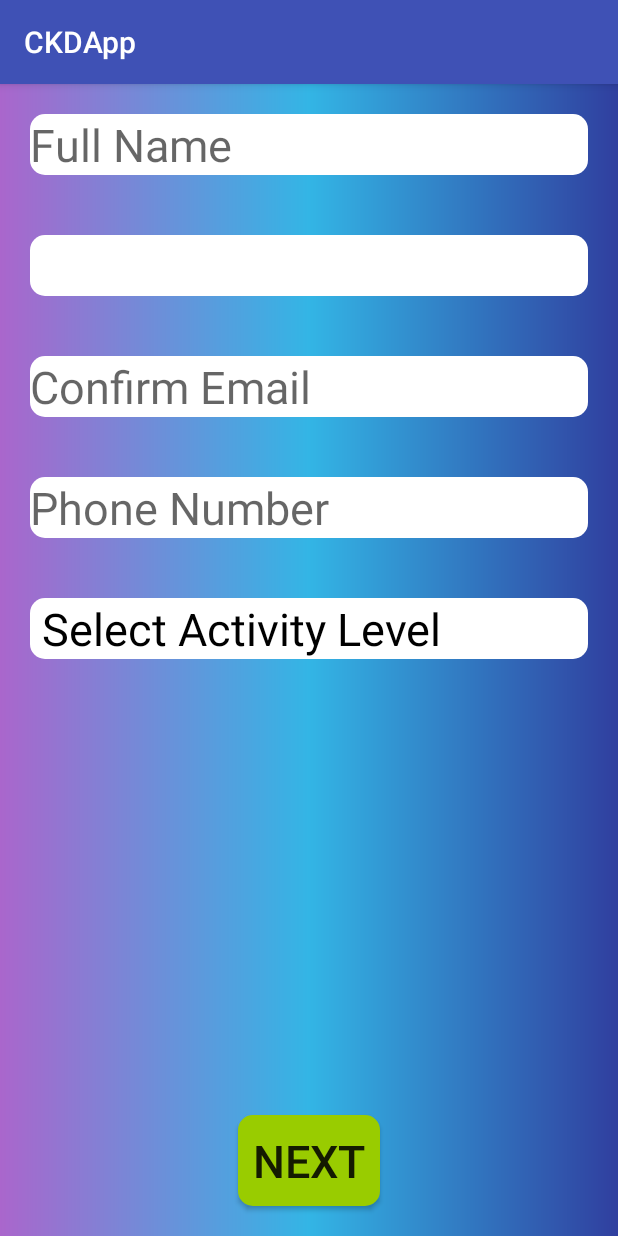
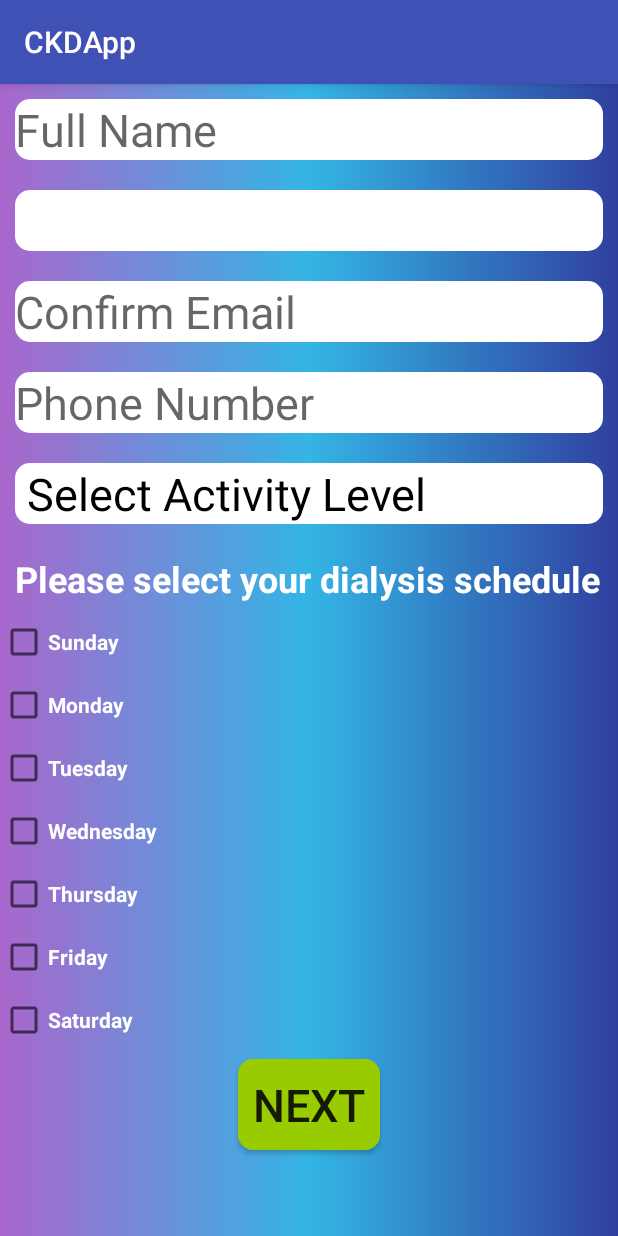
Before and after one commit to rav-singh/CKDApp, an Android app: the Demographics_1 screen opened directly, with no data from a screen before it, on a phone screen of 412 x 824 dp. Run offline under Robolectric (Android 15) with nearby library versions, the phone set to English and light mode, and no system bars.

Commit message:
Removed unused imports. Activity now updates the Current UserClass with their scheduled dialysis.
Programmatically added Spinners to page when the user clicks on the CB
for which day they do dialysis.

Converts standard time to military time.

```diff
--- a/app/src/main/java/CKD/Android/Demographics_1.java
+++ b/app/src/main/java/CKD/Android/Demographics_1.java
@@ -3,21 +3,30 @@ package CKD.Android;
 import android.content.Intent;
 import android.support.v7.app.AppCompatActivity;
 import android.os.Bundle;
-import android.text.Editable;
-import android.text.TextWatcher;
 import android.view.View;
+import android.widget.ArrayAdapter;
 import android.widget.Button;
+import android.widget.CheckBox;
 import android.widget.EditText;
+import android.widget.LinearLayout;
 import android.widget.Spinner;
 import android.widget.TextView;
 import android.widget.Toast;
-
-import com.google.firebase.database.DatabaseReference;
-import com.google.firebase.database.FirebaseDatabase;
+import java.text.ParseException;
+import java.text.SimpleDateFormat;
+import java.util.ArrayList;
+import java.util.Date;
+import java.util.HashMap;
+import java.util.List;
+import java.util.Map;
 
 
 public class Demographics_1 extends AppCompatActivity
 {
+    List<CheckBox> daysCBList = new ArrayList<>();
+    Map<String,LinearLayout> llDaysMap = new HashMap<>();
+
+
     @Override
     protected void onCreate(Bundle savedInstanceState)
     {
@@ -30,12 +39,11 @@ public class Demographics_1 extends AppCompatActivity
         final EditText ConfirmEmail = findViewById(R.id.Demo_TF_Email_Confirm);
         final EditText Phone = findViewById(R.id.Demo_TF_Phone);
         final Spinner ActivityLevel = findViewById(R.id.Demo_Spn_ActivityL);
+
         final Button Register = findViewById(R.id.Demo_Btn_Next_1);
 
-
-        //TODO Verify that the email matches the general convention of [a-zA-Z0-9]@[a-z].[a-z]
-        //TODO Make user do Email Verification
-        //TODO Push Activity Level onto a different page. It's placement here is awkward.
+        initializeAndStoreLinearLayouts();
+        initializeAndStoreCheckBoxes();
 
         // May be excessive and might simplify by removing name from Register Page
          Email.setText(AppData.cur_user.getEmail());
@@ -52,46 +60,279 @@ public class Demographics_1 extends AppCompatActivity
                 String activityLevel = (String) ActivityLevel.getSelectedItem();
                 String confirmEmail = ConfirmEmail.getText().toString();
 
-                if(activityLevel.contains("Inactive"))
+                if (activityLevel.contains("Inactive"))
                     activityLevel = "1";
-                if(activityLevel.contains("Active"))
+                if (activityLevel.contains("Active"))
                     activityLevel = "10";
 
+               Boolean error = catchAnyErrors(userName,userEmail,phoneNumber,activityLevel,confirmEmail);
+               if(error) return;
+
+                List<String> daysSelected = getDaysSelected();
+
+                try
+                {
+                    getStartTimes(daysSelected);
+                }
+                catch (ParseException e)
+                {
+                    e.printStackTrace();
+                }
+
+                // Adds users input into Current_user Class in AppData
+                addUserClassValues(userName, userEmail, phoneNumber, activityLevel, daysSelected);
+
+                // Directs User to HomePage
+                switchPages();
+            }
+
+
+            private Boolean catchAnyErrors(String userName, String userEmail, String phoneNumber,
+                                           String activityLevel, String confirmEmail)
+            {
                 // If user does not match the email typed on the previous page
                 // they are prompted with an error message and the textView
                 // becomes editable
-                if(!emailsMatch(userEmail, confirmEmail))
+                if (!emailsMatch(userEmail, confirmEmail))
                 {
                     Toast.makeText(Demographics_1.this,
                             "Emails do not Match!",
                             Toast.LENGTH_LONG).show();
                     Email.setEnabled(true);
-                    return;
+                    return true;
                 }
 
-                if(!validEmail(userEmail))
-                {
+                if (!validEmail(userEmail)) {
                     Toast.makeText(Demographics_1.this,
                             "Please enter a valid Email!",
                             Toast.LENGTH_LONG).show();
-                    return;
+                    return true;
                 }
 
-                if(!allFieldsEntered(userEmail,userName,phoneNumber,activityLevel))
-                {
+                if (!allFieldsEntered(userEmail, userName, phoneNumber, activityLevel)) {
                     Toast.makeText(Demographics_1.this,
                             "Please fill in all data entry fields to continue!",
                             Toast.LENGTH_LONG).show();
-                    return;
+                    return true;
+                }
+                return false;
+            }
+
+            private List<String> getDaysSelected()
+            {
+                List<String> selected = new ArrayList<>();
+
+                for(CheckBox cb : daysCBList)
+                {
+                    if(cb.isChecked())
+                    {
+                        selected.add((String) cb.getText());
+                    }
+
+                }
+                return selected;
+            }
+
+            private void getStartTimes(List<String> daysSelected) throws ParseException {
+                for(String day : daysSelected)
+                {
+                    LinearLayout Start_ll = llDaysMap.get(day.concat("_Start"));
+                    LinearLayout End_ll = llDaysMap.get(day.concat("_End"));
+
+                    Spinner startTime = (Spinner) Start_ll.getChildAt(1);
+                    Spinner endTime = (Spinner) End_ll.getChildAt(1);
+
+                    Spinner startAMorPM = (Spinner) Start_ll.getChildAt(2);
+                    Spinner endAMorPM = (Spinner) End_ll.getChildAt(2);
+
+                    String militaryStartTime = getMilitaryTime(startTime,startAMorPM);
+                    String militaryEndTime = getMilitaryTime(endTime,endAMorPM);
+
+                    AppData.cur_user.getScheduledStartTime().put(day,militaryStartTime);
+                    AppData.cur_user.getScheduledEndTime().put(day,militaryEndTime);
+                    AppData.cur_user.setScheduledDays(daysSelected);
+
+                }
+            }
+
+            private String getMilitaryTime(Spinner timeSPN, Spinner AMorPMSPN) throws ParseException {
+                String Time = timeSPN.getSelectedItem().toString();
+                String AMorPM = AMorPMSPN.getSelectedItem().toString();
+                String StandardTime = Time.concat(" ").concat(AMorPM);
+
+                SimpleDateFormat StdDateFormat = new SimpleDateFormat("hh:mm a");
+                SimpleDateFormat MilDateFormat = new SimpleDateFormat("HH:mm");
+
+                Date StdDate = StdDateFormat.parse(StandardTime);
+
+                return MilDateFormat.format(StdDate);
+
+            }
+
+
+        });
+    }
+
+    private void initializeAndStoreLinearLayouts()
+    {
+        LinearLayout SuLL = findViewById(R.id.Demo1_LL_Sunday);
+        llDaysMap.put("Sunday",SuLL);
+
+        LinearLayout MoLL = findViewById(R.id.Demo1_LL_Monday);
+        llDaysMap.put("Monday",MoLL);
+
+        LinearLayout TuLL = findViewById(R.id.Demo1_LL_Tuesday);
+        llDaysMap.put("Tuesday",TuLL);
+
+        LinearLayout WeLL = findViewById(R.id.Demo1_LL_Wednesday);
+        llDaysMap.put("Wednesday",WeLL);
+
+        LinearLayout ThLL = findViewById(R.id.Demo1_LL_Thursday);
+        llDaysMap.put("Thursday",ThLL);
+
+        LinearLayout FrLL = findViewById(R.id.Demo1_LL_Friday);
+        llDaysMap.put("Friday",FrLL);
+
+        LinearLayout SaLL = findViewById(R.id.Demo1_LL_Saturday);
+        llDaysMap.put("Saturday",SaLL);
+    }
+
+    private void initializeAndStoreCheckBoxes()
+    {
+        CheckBox Su = findViewById(R.id.Demo1_CB_Sunday);
+        Su = setOnClickListener(Su);
+        daysCBList.add(Su);
+
+        CheckBox M = findViewById(R.id.Demo1_CB_Monday);
+        M = setOnClickListener(M);
+        daysCBList.add(M);
+
+        CheckBox Tu = findViewById(R.id.Demo1_CB_Tuesday);
+        Tu = setOnClickListener(Tu);
+        daysCBList.add(Tu);
+
+        CheckBox W = findViewById(R.id.Demo1_CB_Wednesday);
+        W = setOnClickListener(W);
+        daysCBList.add(W);
+
+        CheckBox Th= findViewById(R.id.Demo1_CB_Thursday);
+        Th = setOnClickListener(Th);
+        daysCBList.add(Th);
+
+        CheckBox F = findViewById(R.id.Demo1_CB_Friday);
+        F = setOnClickListener(F);
+        daysCBList.add(F);
+
+        CheckBox Sa = findViewById(R.id.Demo1_CB_Saturday);
+        Sa = setOnClickListener(Sa);
+        daysCBList.add(Sa);
+
+    }
+
+    private CheckBox setOnClickListener(final CheckBox cb)
+    {
+        cb.setOnClickListener(new View.OnClickListener() {
+            @Override
+            public void onClick(View v)
+            {
+                if(cb.isChecked())
+                {
+                    addLayouts((LinearLayout) cb.getParent(), cb);
+                }
+                else
+                {
+                    LinearLayout linearLayout = (LinearLayout) cb.getParent();
+
+                    int numViews = linearLayout.getChildCount();
+
+                    for(int i = 1; i<numViews; i++)
+                    {
+                        linearLayout.removeViewAt(i);
+                    }
                 }
 
-                // Adds users input into Current_user Class in AppData
-                addUserClassValues(userName,userEmail, phoneNumber, activityLevel);
-
-                // Directs User to HomePage
-                switchPages();
             }
         });
+
+        return cb;
+    }
+
+    private void addLayouts(LinearLayout parent, CheckBox cb)
+    {
+        LinearLayout.LayoutParams params = new LinearLayout.LayoutParams
+                (LinearLayout.LayoutParams.WRAP_CONTENT, LinearLayout.LayoutParams.WRAP_CONTENT);
+
+        String Day = (String) cb.getText();
+
+        LinearLayout FromLL = new LinearLayout(this);
+        FromLL.setLayoutParams(params);
+
+        LinearLayout ToLL = new LinearLayout(this);
+        FromLL.setLayoutParams(params);
+
+        LinearLayout inner = new LinearLayout(this);
+        FromLL.setLayoutParams(params);
+        inner.setOrientation(LinearLayout.VERTICAL);
+
+
+        ArrayAdapter<String> Times = new ArrayAdapter<String>(this, android.R.layout.simple_spinner_dropdown_item,
+                getResources().getStringArray(R.array.times_array));
+
+        ArrayAdapter<String> AMorPM = new ArrayAdapter<String>(this, android.R.layout.simple_spinner_dropdown_item,
+                getResources().getStringArray(R.array.am_pm_array));
+
+
+        TextView From = new TextView(this);
+        From.setLayoutParams(params);
+        From.setText("From:");
+        From.setTextSize(20);
+        From.setPadding(5,0,0,0);
+
+        Spinner FromTimeSpin = new Spinner(this);
+        FromTimeSpin.setLayoutParams(params);
+        FromTimeSpin.setAdapter(Times);
+
+
+        Spinner FromAMorPMSpin = new Spinner(this);
+        FromAMorPMSpin.setLayoutParams(params);
+        FromAMorPMSpin.setAdapter(AMorPM);
+
+        FromLL.addView(From);
+        FromLL.addView(FromTimeSpin);
+        FromLL.addView(FromAMorPMSpin);
+
+        inner.addView(FromLL);
+
+        TextView To = new TextView(this);
+        To.setLayoutParams(params);
+        To.setText("To:");
+        To.setTextSize(20);
+        To.setPadding(5,0,0,0);
+
+        Spinner ToTimeSpin = new Spinner(this);
+        ToTimeSpin.setLayoutParams(params);
+        ToTimeSpin.setAdapter(Times);
+
+        Spinner ToAMorPMSpin = new Spinner(this);
+        ToAMorPMSpin.setLayoutParams(params);
+        ToAMorPMSpin.setAdapter(AMorPM);
+
+        ToLL.addView(To);
+        ToLL.addView(ToTimeSpin);
+        ToLL.addView(ToAMorPMSpin);
+        inner.addView(ToLL);
+        // The FromLL Contains 3 views, a TextView and two Spinners
+        // referring to the Start Time
+        //
+        // The first Spinner is the Time (12:00-11:00)
+        // The second Spinner is AM or PM
+        //
+        // This Linear Layout is used later to reference the Spinners
+        // to grab the users selected Time
+        llDaysMap.put(Day.concat("_Start"),FromLL);
+        llDaysMap.put(Day.concat("_End"),ToLL);
+
+        parent.addView(inner);
     }
 
     private boolean allFieldsEntered(String userEmail, String userName, String phoneNumber, String activityLevel)
@@ -109,7 +350,9 @@ public class Demographics_1 extends AppCompatActivity
         return  userEmail.contains("@") && userEmail.contains(".com");
     }
 
-    private void addUserClassValues(String  userName,String userEmail, String phoneNumber, String activityLevel)
+    private void addUserClassValues(String userName, String userEmail,
+                                    String phoneNumber, String activityLevel,
+                                    List<String> days)
     {
         AppData.cur_user.setName(userName);
         AppData.cur_user.setEmail(userEmail);
--- a/app/src/main/res/layout/activity_demographics_1.xml
+++ b/app/src/main/res/layout/activity_demographics_1.xml
@@ -8,11 +8,9 @@
 
     <ScrollView
         android:layout_width="match_parent"
-        android:layout_height="wrap_content"
-        android:id="@+id/Demo1_Scroll"
-        >
+        android:layout_height="match_parent">
 
-        <LinearLayout
+     <LinearLayout
             android:layout_width="match_parent"
             android:layout_height="wrap_content"
             android:orientation="vertical"
@@ -21,7 +19,7 @@
             <EditText
                 android:id="@+id/Demo_TF_Name"
                 android:layout_width="match_parent"
-                android:layout_margin="20dp"
+                android:layout_margin="10dp"
                 android:layout_height="wrap_content"
                 android:hint="Full Name"
                 android:inputType="textPersonName"
@@ -32,7 +30,7 @@
             <EditText
                 android:id="@+id/Demo_TF_Email"
                 android:layout_width="match_parent"
-                android:layout_margin="20dp"
+                android:layout_margin="10dp"
                 android:layout_height="wrap_content"
                 android:inputType="textEmailAddress"
                 android:textSize="30sp"
@@ -42,7 +40,7 @@
             <EditText
                 android:id="@+id/Demo_TF_Email_Confirm"
                 android:layout_width="match_parent"
-                android:layout_margin="20dp"
+                android:layout_margin="10dp"
                 android:layout_height="wrap_content"
                 android:hint="Confirm Email"
                 android:inputType="textEmailAddress"
@@ -53,7 +51,7 @@
             <EditText
                 android:id="@+id/Demo_TF_Phone"
                 android:layout_width="match_parent"
-                android:layout_margin="20dp"
+                android:layout_margin="10dp"
                 android:layout_height="wrap_content"
                 android:hint="Phone Number"
                 android:inputType="number|phone"
@@ -65,26 +63,147 @@
                 android:layout_width="match_parent"
                 android:layout_height="wrap_content"
                 android:entries="@array/activity_array"
-                android:layout_margin="20dp"
+                android:layout_margin="10dp"
                 android:textColor="@android:color/black"
                 android:spinnerMode="dropdown"
                 android:theme="@style/Spinner1" />
 
+            <TextView
+                android:layout_width="match_parent"
+                android:layout_height="wrap_content"
+                android:text="Please select your dialysis schedule"
+                android:textStyle="bold"
+                android:textSize="24sp"
+                android:textColor="@android:color/white"
+                android:layout_margin="10dp" />
+
+            <LinearLayout
+                android:layout_width="match_parent"
+                android:layout_height="wrap_content"
+                android:orientation="vertical">
+
+                <LinearLayout
+                    android:id="@+id/Demo1_LL_Sunday"
+                    android:layout_width="match_parent"
+                    android:layout_height="wrap_content">
+
+                    <CheckBox
+                        android:id="@+id/Demo1_CB_Sunday"
+                        android:layout_width="wrap_content"
+                        android:layout_height="wrap_content"
+                        android:text="Sunday"
+                        android:layout_marginBottom="10dp"
+                        android:gravity="center_vertical"
+                        android:textStyle="bold"
+                        android:textColor="@android:color/white"/>
+
+                </LinearLayout>
+
+                <LinearLayout
+                    android:id="@+id/Demo1_LL_Monday"
+                    android:layout_width="match_parent"
+                    android:layout_height="wrap_content">
+
+                    <CheckBox
+                        android:id="@+id/Demo1_CB_Monday"
+                        android:layout_width="wrap_content"
+                        android:layout_height="wrap_content"
+                        android:text="Monday"
+                        android:layout_marginBottom="10dp"
+                        android:gravity="center_vertical"
+                        android:textStyle="bold"
+                        android:textColor="@android:color/white"/>
+                </LinearLayout>
+
+                <LinearLayout
+                    android:id="@+id/Demo1_LL_Tuesday"
+                    android:layout_width="match_parent"
+                    android:layout_height="wrap_content">
+
+                    <CheckBox
+                        android:id="@+id/Demo1_CB_Tuesday"
+                        android:layout_width="wrap_content"
+                        android:layout_height="wrap_content"
+                        android:text="Tuesday"
+                        android:layout_marginBottom="10dp"
+                        android:gravity="center_vertical"
+                        android:textStyle="bold"
+                        android:textColor="@android:color/white"/>
+                </LinearLayout>
+
+                <LinearLayout
+                    android:id="@+id/Demo1_LL_Wednesday"
+                    android:layout_width="match_parent"
+                    android:layout_height="wrap_content">
+
+                    <CheckBox
+                        android:id="@+id/Demo1_CB_Wednesday"
+                        android:layout_width="wrap_content"
+                        android:layout_height="wrap_content"
+                        android:text="Wednesday"
+                        android:layout_marginBottom="10dp"
+                        android:gravity="center_vertical"
+                        android:textStyle="bold"
+                        android:textColor="@android:color/white"/>
+                </LinearLayout>
+
+                <LinearLayout
+                    android:id="@+id/Demo1_LL_Thursday"
+                    android:layout_width="match_parent"
+                    android:layout_height="wrap_content">
+                    <CheckBox
+                        android:id="@+id/Demo1_CB_Thursday"
+                        android:layout_width="wrap_content"
+                        android:layout_height="wrap_content"
+                        android:text="Thursday"
+                        android:layout_marginBottom="10dp"
+                        android:gravity="center_vertical"
+                        android:textStyle="bold"
+                        android:textColor="@android:color/white"/>
+                </LinearLayout>
+
+                <LinearLayout
+                    android:id="@+id/Demo1_LL_Friday"
+                    android:layout_width="match_parent"
+                    android:layout_height="wrap_content">
+                    <CheckBox
+                        android:id="@+id/Demo1_CB_Friday"
+                        android:layout_width="wrap_content"
+                        android:layout_height="wrap_content"
+                        android:text="Friday"
+                        android:layout_marginBottom="10dp"
+                        android:gravity="center_vertical"
+                        android:textStyle="bold"
+                        android:textColor="@android:color/white"/>
+                </LinearLayout>
+
+                <LinearLayout
+                    android:id="@+id/Demo1_LL_Saturday"
+                    android:layout_width="match_parent"
+                    android:layout_height="wrap_content">
+
+                    <CheckBox
+                        android:id="@+id/Demo1_CB_Saturday"
+                        android:layout_width="wrap_content"
+                        android:layout_height="wrap_content"
+                        android:text="Saturday"
+                        android:textStyle="bold"
+                        android:textColor="@android:color/white"/>
+                </LinearLayout>
+
         </LinearLayout>
-    </ScrollView>
 
         <LinearLayout
             android:layout_width="match_parent"
             android:layout_height="match_parent"
             android:orientation="vertical"
-            android:gravity="bottom|center_horizontal"
-            android:layout_below="@+id/Demo1_Scroll">
+            android:gravity="bottom|center_horizontal">
 
             <Button
                 android:id="@+id/Demo_Btn_Next_1"
                 android:layout_width="wrap_content"
                 android:layout_height="wrap_content"
-                android:layout_margin="20dp"
+                android:layout_margin="10dp"
                 android:padding="10dp"
                 android:background="@drawable/button_background"
                 android:text="@string/next_button"
@@ -92,4 +211,7 @@
         </LinearLayout>
 
 
+
+        </LinearLayout>
+    </ScrollView>
 </RelativeLayout>
```
